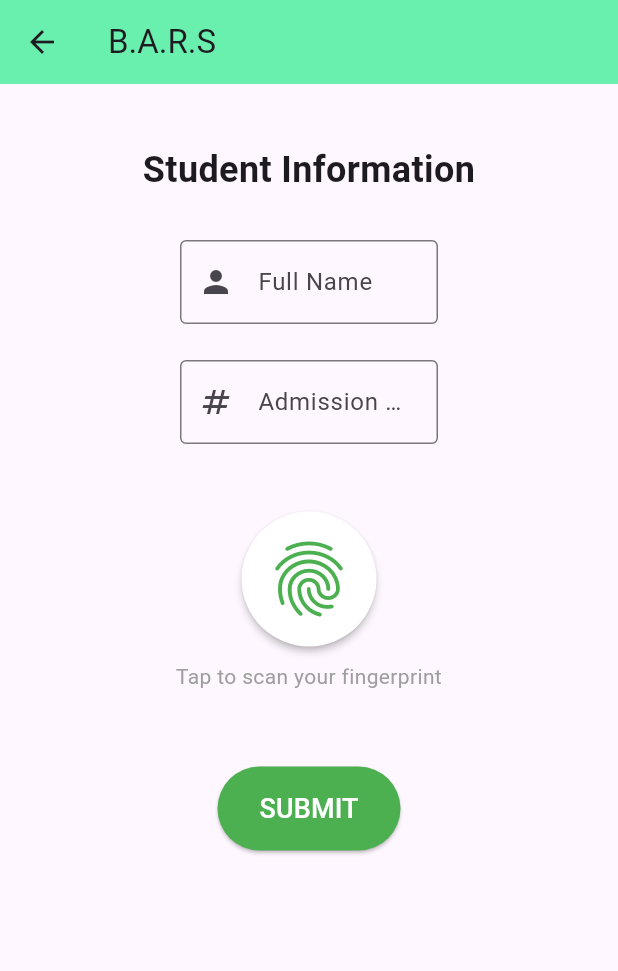
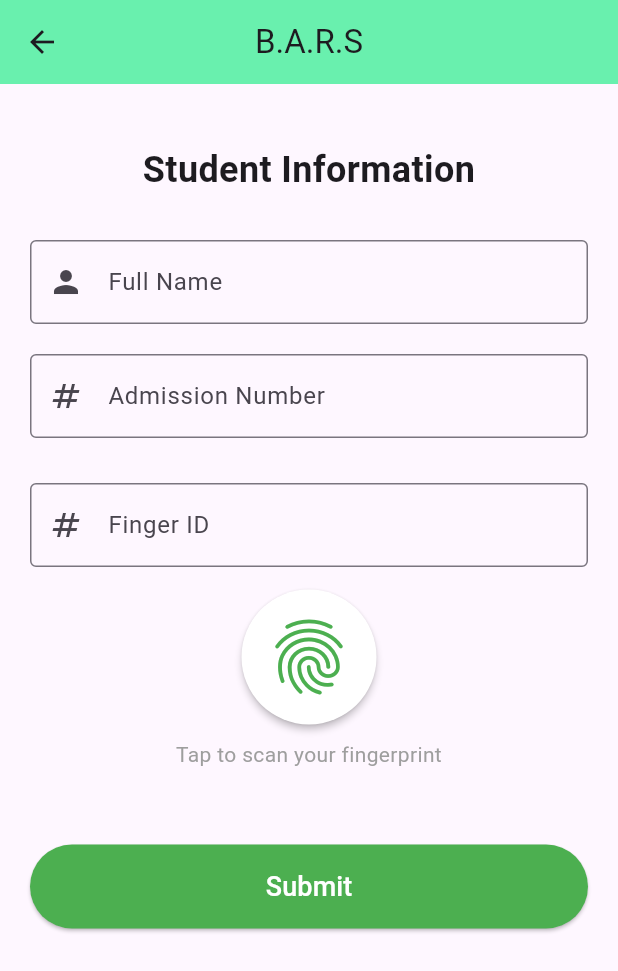
Before and after one commit to Emtee100/BARS, a Flutter app: the screen it shows after launch, after a tap on "Enroll", on a phone screen of 412 x 824 dp. Shown: the top 971 px of the screen. Run offline on Flutter 3.47's test engine with Material 3 defaults, Android fonts, the light colour scheme and no system bars; our stand-ins replace cloud_firestore, firebase_core; accounts and stored records are empty.

Commit message:
Enroll function completed

```diff
--- a/lib/main.dart
+++ b/lib/main.dart
@@ -1,7 +1,12 @@
+import 'package:bars/firebase_options.dart';
 import 'package:bars/pages/home.dart';
+import 'package:firebase_core/firebase_core.dart';
 import 'package:flutter/material.dart';
 
-void main() {
+Future<void> main() async {
+  WidgetsFlutterBinding.ensureInitialized();
+  await Firebase.initializeApp(options: DefaultFirebaseOptions.currentPlatform);
+
   runApp(MyApp());
 }
 
@@ -12,23 +17,9 @@ class MyApp extends StatelessWidget {
   @override
   Widget build(BuildContext context) {
     return MaterialApp(
+      debugShowCheckedModeBanner: false,
       title: 'Flutter Demo',
       theme: ThemeData(
-        // This is the theme of your application.
-        //
-        // TRY THIS: Try running your application with "flutter run". You'll see
-        // the application has a purple toolbar. Then, without quitting the app,
-        // try changing the seedColor in the colorScheme below to Colors.green
-        // and then invoke "hot reload" (save your changes or press the "hot
-        // reload" button in a Flutter-supported IDE, or press "r" if you used
-        // the command line to start the app).
-        //
-        // Notice that the counter didn't reset back to zero; the application
-        // state is not lost during the reload. To reset the state, use hot
-        // restart instead.
-        //
-        // This works for code too, not just values: Most code changes can be
-        // tested with just a hot reload.
         colorScheme: ColorScheme.fromSeed(seedColor: Colors.deepPurple),
       ),
       home: Home(),
--- a/lib/pages/enroll.dart
+++ b/lib/pages/enroll.dart
@@ -1,6 +1,8 @@
+import 'package:cloud_firestore/cloud_firestore.dart';
 import 'package:flutter/cupertino.dart';
 import 'package:flutter/material.dart';
 import 'package:flutter/rendering.dart';
+import 'package:http/http.dart' as http;
 
 class EnrollPage extends StatefulWidget {
   const EnrollPage({Key? key}) : super(key: key);
@@ -14,6 +16,7 @@ class _EnrollPageState extends State<EnrollPage> {
   final TextEditingController _nameController = TextEditingController();
   final TextEditingController _admissionNumberController =
       TextEditingController();
+  final TextEditingController _idNumberController = TextEditingController();
 
   // Track fingerprint scanning status
   bool _isScanningFingerprint = false;
@@ -25,31 +28,86 @@ class _EnrollPageState extends State<EnrollPage> {
     // Dispose controllers to avoid memory leaks
     _nameController.dispose();
     _admissionNumberController.dispose();
+    _idNumberController.dispose();
     super.dispose();
   }
 
   // Function to handle fingerprint scanning
   void _scanFingerprint() {
+    // setState(() {
+    //   _isScanningFingerprint = true;
+    //   _fingerprintStatus = 'Please place your finger on the scanner...';
+    // });
+
+    enrollFingerprint(int.parse(_idNumberController.text.trim()));
+
+    // Here you would integrate with your hardware fingerprint scanner
+    // This is a simulated response after 3 seconds
+    // Future.delayed(const Duration(seconds: 3), () {
+    //   setState(() {
+    //     _isScanningFingerprint = false;
+    //     _fingerprintScanned = true;
+    //     _fingerprintStatus = 'Fingerprint successfully scanned!';
+    //   });
+    // });
+  }
+
+  Future<void> enrollFingerprint(int id) async {
+    // trigger the onboarding animation
+
     setState(() {
       _isScanningFingerprint = true;
       _fingerprintStatus = 'Please place your finger on the scanner...';
     });
 
-    // Here you would integrate with your hardware fingerprint scanner
-    // This is a simulated response after 3 seconds
-    Future.delayed(const Duration(seconds: 3), () {
+    final url = Uri.parse('http://192.168.88.115/data');
+    try {
+      final response = await http.post(
+        url,
+        headers: {
+          'Content-Type': 'application/x-www-form-urlencoded',
+        }, // Correct header
+        body:
+            'command=${Uri.encodeComponent("enroll")}&id=${Uri.encodeComponent(id.toString())}', // URL-encoded body
+      );
+      if (response.statusCode == 200) {
+        print('ESP32 Response: ${response.body}');
+        // FirebaseFirestore.instance.collection("students").add({
+        //   "AdmNo": _admNoController.text.trim(),
+        //   "fullName": _nameController.text.trim(),
+        //   "fid": int.parse(response.body),
+        // });
+        // ScaffoldMessenger.of(context).showSnackBar(
+        //   SnackBar(
+        //     content: Text('Enrolled fingerprint ${response.body}'),
+        //     margin: const EdgeInsets.symmetric(horizontal: 20, vertical: 10),
+        //   ),
+        // );
+        // _admNoController.clear();
+        // _nameController.clear();
+        // _idController.clear();
+
+        // stop the onboarding animation
         setState(() {
           _isScanningFingerprint = false;
           _fingerprintScanned = true;
           _fingerprintStatus = 'Fingerprint successfully scanned!';
         });
-    });
+      } else {
+        print(
+          'Failed to send data. Status code: ${response.statusCode}, ${response.body}',
+        );
+      }
+    } catch (e) {
+      print('Error sending data: $e');
+    }
   }
 
   // Function to handle form submission
   void _submitForm() {
     if (_nameController.text.isEmpty ||
-        _admissionNumberController.text.isEmpty) {
+        _admissionNumberController.text.isEmpty ||
+        _idNumberController.text.isEmpty) {
       ScaffoldMessenger.of(context).showSnackBar(
         const SnackBar(content: Text('Please fill in all fields')),
       );
@@ -65,23 +123,84 @@ class _EnrollPageState extends State<EnrollPage> {
 
     // Here you would handle the enrollment data
     // For example, sending it to a database
-    ScaffoldMessenger.of(
-      context,
-    ).showSnackBar(const SnackBar(content: Text('Enrollment successful!')));
+
+    FirebaseFirestore.instance.collection("students").add({
+      "AdmNo": _admissionNumberController.text.trim(),
+      "fullName": _nameController.text.trim(),
+      "fid": _idNumberController.text.trim(),
+    });
+
+    ScaffoldMessenger.of(context).showSnackBar(
+      const SnackBar(
+        margin: EdgeInsets.symmetric(horizontal: 20, vertical: 10),
+        padding: EdgeInsets.symmetric(horizontal: 10, vertical: 10),
+        content: Text('Enrollment successful!'),
+      ),
+    );
 
     // You might want to navigate back or to another screen
     // Navigator.of(context).pop();
   }
+
+  // Future<void> recognize() async {
+  //   // create an empty lisd to hold fingerprint IDs for present students
+  //   List<int> fids = [];
+
+  //   // pop the bottom sheet
+  //   Navigator.pop(context);
+
+  //   // go to the recognize page
+  //   Navigator.push(
+  //     context,
+  //     MaterialPageRoute(builder: (context) => RecognizePage()),
+  //   );
+
+  //   // send recognize command to the ESP32
+  //   final url = Uri.parse('http://192.168.88.120/data');
+  //   try {
+  //     final response = await http.post(
+  //       url,
+  //       headers: {
+  //         'Content-Type': 'application/x-www-form-urlencoded',
+  //       }, // Correct header
+  //       body:
+  //           'command=${Uri.encodeComponent("recognize")}}', // URL-encoded body
+  //     );
+
+  //     if (response.statusCode == 200) {
+  //       print('ESP32 Response: ${response.body}');
+  //       fids.add(int.parse(response.body));
+  //       FirebaseFirestore.instance.collection("sessions").add({
+  //         "unit": _unitController.text.trim(),
+  //         "code": _codeController.text.trim(),
+  //         "time": Timestamp.now(),
+  //         "fids": fids,
+  //       });
+
+  //       ScaffoldMessenger.of(context).showSnackBar(
+  //         SnackBar(
+  //           content: Text('Enrolled fingerprint ${response.body}'),
+  //           margin: const EdgeInsets.symmetric(horizontal: 20, vertical: 10),
+  //         ),
+  //       );
+  //     }
+  //   } catch (e) {
+  //     print('Error sending data: $e');
+  //   }
+  // }
 
   @override
   Widget build(BuildContext context) {
     return Scaffold(
       appBar: AppBar(
         title: const Text('B.A.R.S'),
+        centerTitle: true,
         backgroundColor: Colors.greenAccent,
       ),
       body: SingleChildScrollView(
-        padding: const EdgeInsets.all(20.0),
+        padding: const EdgeInsets.symmetric(vertical: 20),
+        child: Padding(
+          padding: const EdgeInsets.symmetric(horizontal: 20),
           child: Column(
             crossAxisAlignment: CrossAxisAlignment.stretch,
             children: [
@@ -94,11 +213,7 @@ class _EnrollPageState extends State<EnrollPage> {
               const SizedBox(height: 30),
 
               // Name input field
-            Container(
-              width: 175,
-              height: 60,
-              padding: const EdgeInsets.symmetric(horizontal: 100),
-              child: TextField(
+              TextField(
                 controller: _nameController,
                 decoration: const InputDecoration(
                   labelText: 'Full Name',
@@ -108,13 +223,11 @@ class _EnrollPageState extends State<EnrollPage> {
                 ),
                 textCapitalization: TextCapitalization.words,
               ),
-            ),
+
               const SizedBox(height: 20),
 
               // Admission number input field
-            Container(
-              padding: const EdgeInsets.symmetric(horizontal: 100),
-              child: TextField(
+              TextField(
                 controller: _admissionNumberController,
                 decoration: const InputDecoration(
                   labelText: 'Admission Number',
@@ -123,8 +236,18 @@ class _EnrollPageState extends State<EnrollPage> {
                 ),
                 keyboardType: TextInputType.text,
               ),
+
+              const SizedBox(height: 30),
+
+              TextField(
+                controller: _idNumberController,
+                decoration: const InputDecoration(
+                  labelText: 'Finger ID',
+                  border: OutlineInputBorder(),
+                  prefixIcon: Icon(Icons.numbers),
                 ),
-            const SizedBox(height: 30),
+                keyboardType: TextInputType.number,
+              ),
 
               // Fingerprint section
               Container(
@@ -133,7 +256,8 @@ class _EnrollPageState extends State<EnrollPage> {
                     const SizedBox(height: 15),
 
                     ElevatedButton(
-                    onPressed: _isScanningFingerprint ? null : _scanFingerprint,
+                      onPressed:
+                          _isScanningFingerprint ? null : _scanFingerprint,
                       style: ElevatedButton.styleFrom(
                         backgroundColor: Colors.white,
                         foregroundColor:
@@ -147,7 +271,9 @@ class _EnrollPageState extends State<EnrollPage> {
                               ? const SizedBox(
                                 width: 60,
                                 height: 60,
-                              child: CircularProgressIndicator(strokeWidth: 2),
+                                child: CircularProgressIndicator(
+                                  strokeWidth: 2,
+                                ),
                               )
                               : Icon(
                                 Icons.fingerprint,
@@ -175,19 +301,17 @@ class _EnrollPageState extends State<EnrollPage> {
               const SizedBox(height: 30),
 
               // Submit button
-            Container(
-              padding: EdgeInsetsDirectional.symmetric(horizontal: 125),
-              child: ElevatedButton(
+              ElevatedButton(
                 onPressed: _submitForm,
                 style: ElevatedButton.styleFrom(
                   backgroundColor: Colors.green,
                   foregroundColor: Colors.white,
                   padding: const EdgeInsets.symmetric(vertical: 15),
                 ),
-                child: const Text('SUBMIT', style: TextStyle(fontSize: 18)),
-              ),
+                child: const Text('Submit', style: TextStyle(fontSize: 18)),
               ),
             ],
+          ),
         ),
       ),
     );
--- a/lib/pages/home.dart
+++ b/lib/pages/home.dart
@@ -71,10 +71,12 @@ class _HomeState extends State<Home> {
     return Scaffold(
       body: _pages[_selectedIndex],
       bottomNavigationBar: BottomNavigationBar(
+        selectedIconTheme: IconThemeData(color: Colors.deepPurple),
         currentIndex: _selectedIndex,
         onTap: _navigateBottomBar,
         items: [
-          BottomNavigationBarItem(icon: Icon(Icons.bolt), label: 'Actions'),
+          BottomNavigationBarItem(
+            icon: Icon(Icons.bolt), label: 'Actions'),
           BottomNavigationBarItem(
             icon: Icon(Icons.class_rounded),
             label: 'Sessions',
--- a/pubspec.yaml
+++ b/pubspec.yaml
@@ -19,7 +19,7 @@ publish_to: 'none' # Remove this line if you wish to publish to pub.dev
 version: 1.0.0+1
 
 environment:
-  sdk: ^3.7.2
+  sdk: ^3.7.0
 
 # Dependencies specify other packages that your package needs in order to work.
 # To automatically upgrade your package dependencies to the latest versions
@@ -34,6 +34,9 @@ dependencies:
   # The following adds the Cupertino Icons font to your application.
   # Use with the CupertinoIcons class for iOS style icons.
   cupertino_icons: ^1.0.8
+  http: ^1.3.0
+  firebase_core: ^3.12.1
+  cloud_firestore: ^5.6.5
 
 dev_dependencies:
   flutter_test:
```
Also changed, not shown: firebase.json (added), lib/firebase_options.dart (added), pubspec.lock, 6 other files. Lines whose indentation alone changed are shown as unchanged.
